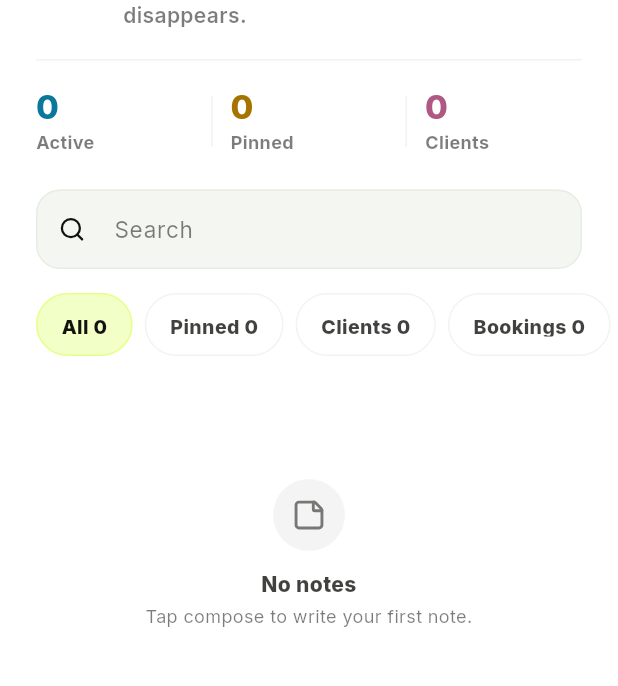
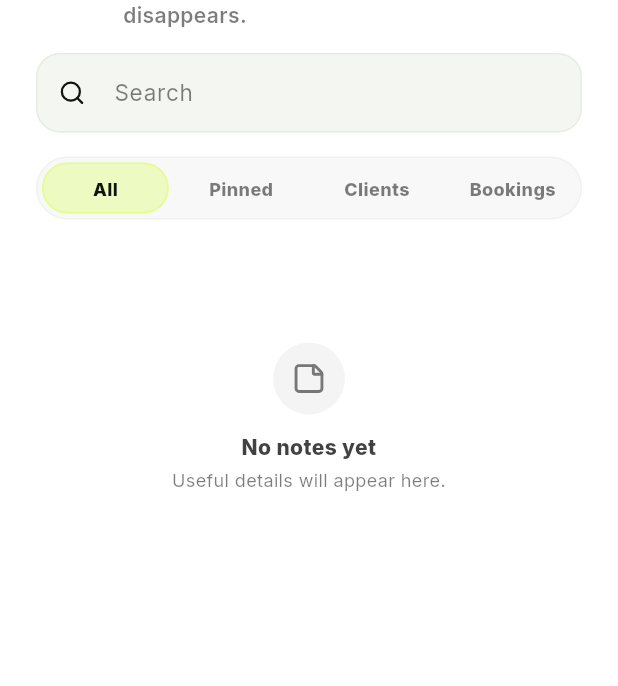
Before and after one commit to Slateapp789/Slate, a Flutter app: the NotesScreen screen opened directly, on a phone screen of 412 x 824 dp, the part 115-801 px from its top. Run offline on Flutter 3.47's test engine with Material 3 defaults, Android fonts, the phone set to English and light mode, and no system bars; our stand-ins replace flutter_riverpod, go_router, google_fonts, lucide_icons, shared_preferences, supabase_flutter; accounts and stored records are empty; network calls fail; statements that could not run were skipped.

Commit message:
Refine notes workspace

```diff
--- a/lib/features/notes/notes_screen.dart
+++ b/lib/features/notes/notes_screen.dart
@@ -68,11 +68,6 @@ class _NotesScreenState extends ConsumerState<NotesScreen> {
   @override
   Widget build(BuildContext context) {
     final notes = ref.watch(allNotesProvider);
-    final noteStats = notes.maybeWhen(
-      data: (items) => _NoteStats.from(items),
-      orElse: () =>
-          const _NoteStats(active: 0, pinned: 0, clients: 0, bookings: 0),
-    );
 
     return Scaffold(
       backgroundColor: AppColors.bg,
@@ -112,23 +107,6 @@ class _NotesScreenState extends ConsumerState<NotesScreen> {
                         ),
                         onTap: () => _openEditor(),
                       ),
-                      metrics: [
-                        WorkloopMetricItem(
-                          value: '${noteStats.active}',
-                          label: 'Active',
-                          color: AppColors.modNotes,
-                        ),
-                        WorkloopMetricItem(
-                          value: '${noteStats.pinned}',
-                          label: 'Pinned',
-                          color: AppColors.warning,
-                        ),
-                        WorkloopMetricItem(
-                          value: '${noteStats.clients}',
-                          label: 'Clients',
-                          color: AppColors.modTasks,
-                        ),
-                      ],
                     ),
                   ),
                 ],
@@ -148,9 +126,8 @@ class _NotesScreenState extends ConsumerState<NotesScreen> {
             ),
             const SizedBox(height: AppSpacing.md),
             notes.maybeWhen(
-              data: (data) => _NoteFilterRail(
+              data: (_) => _NoteFilterRail(
                 selected: _filter,
-                stats: _NoteStats.from(data),
                 onChanged: (value) => setState(() => _filter = value),
               ),
               orElse: () => const SizedBox.shrink(),
@@ -217,65 +194,25 @@ class _NotesScreenState extends ConsumerState<NotesScreen> {
   }
 }
 
-class _NoteStats {
-  final int active;
-  final int pinned;
-  final int clients;
-  final int bookings;
-
-  const _NoteStats({
-    required this.active,
-    required this.pinned,
-    required this.clients,
-    required this.bookings,
-  });
-
-  factory _NoteStats.from(List<SlateNote> notes) {
-    return _NoteStats(
-      active: notes.length,
-      pinned: notes.where((note) => note.pinned).length,
-      clients: notes.where((note) => note.contactId != null).length,
-      bookings: notes.where((note) => note.appointmentId != null).length,
-    );
-  }
-}
-
 class _NoteFilterRail extends StatelessWidget {
   final _NoteFilter selected;
-  final _NoteStats stats;
   final ValueChanged<_NoteFilter> onChanged;
 
-  const _NoteFilterRail({
-    required this.selected,
-    required this.stats,
-    required this.onChanged,
-  });
+  const _NoteFilterRail({required this.selected, required this.onChanged});
 
   @override
   Widget build(BuildContext context) {
-    return SizedBox(
-      height: 42,
-      child: ListView(
-        scrollDirection: Axis.horizontal,
-        padding: const EdgeInsets.symmetric(horizontal: AppSpacing.pageX),
-        children: [
-          _chip(_NoteFilter.all, 'All', stats.active),
-          _chip(_NoteFilter.pinned, 'Pinned', stats.pinned),
-          _chip(_NoteFilter.clients, 'Clients', stats.clients),
-          _chip(_NoteFilter.bookings, 'Bookings', stats.bookings),
+    return Padding(
+      padding: const EdgeInsets.symmetric(horizontal: AppSpacing.pageX),
+      child: WorkloopSegmentedControl<_NoteFilter>(
+        selected: selected,
+        onChanged: onChanged,
+        segments: const [
+          WorkloopSegment(value: _NoteFilter.all, label: 'All'),
+          WorkloopSegment(value: _NoteFilter.pinned, label: 'Pinned'),
+          WorkloopSegment(value: _NoteFilter.clients, label: 'Clients'),
+          WorkloopSegment(value: _NoteFilter.bookings, label: 'Bookings'),
         ],
-      ),
-    );
-  }
-
-  Widget _chip(_NoteFilter value, String label, int count) {
-    final active = selected == value;
-    return Padding(
-      padding: const EdgeInsets.only(right: AppSpacing.xs),
-      child: WorkloopFilterChip(
-        label: '$label $count',
-        selected: active,
-        onTap: () => onChanged(value),
       ),
     );
   }
@@ -316,10 +253,10 @@ class _NotesList extends StatelessWidget {
               padding: const EdgeInsets.only(top: 42),
               child: WorkloopEmptyState(
                 icon: LucideIcons.stickyNote,
-                title: hasSearch ? 'No matching notes' : 'No notes',
+                title: hasSearch ? 'No matching notes' : 'No notes yet',
                 subtitle: hasSearch
                     ? 'Try a different search term.'
-                    : 'Tap compose to write your first note.',
+                    : 'Useful details will appear here.',
               ),
             )
           else ...[
@@ -348,16 +285,8 @@ class _NoteDateHeader extends StatelessWidget {
   @override
   Widget build(BuildContext context) {
     return Padding(
-      padding: const EdgeInsets.fromLTRB(2, 0, 2, AppSpacing.sm),
-      child: Text(
-        label,
-        style: const TextStyle(
-          color: AppColors.t1,
-          fontSize: 24,
-          fontWeight: FontWeight.w800,
-          letterSpacing: 0,
-        ),
-      ),
+      padding: const EdgeInsets.only(bottom: AppSpacing.xs),
+      child: WorkloopSectionHeader(label: label),
     );
   }
 }
@@ -398,10 +327,14 @@ class _NoteListRow extends StatelessWidget {
     return WorkloopListRow(
       onTap: () => onOpen(note),
       padding: const EdgeInsets.symmetric(vertical: AppSpacing.sm),
-      leading: Icon(
-        note.pinned ? LucideIcons.pin : LucideIcons.fileText,
-        size: 17,
-        color: note.pinned ? AppColors.accentPrimary : AppColors.t3,
+      leading: SizedBox(
+        width: 28,
+        height: 28,
+        child: Icon(
+          note.pinned ? LucideIcons.pin : LucideIcons.fileText,
+          size: 16,
+          color: note.pinned ? AppColors.accentPrimary : AppColors.t3,
+        ),
       ),
       title: Text(
         title,
@@ -409,8 +342,8 @@ class _NoteListRow extends StatelessWidget {
         overflow: TextOverflow.ellipsis,
         style: const TextStyle(
           color: AppColors.t1,
-          fontSize: 16,
-          fontWeight: FontWeight.w900,
+          fontSize: 15,
+          fontWeight: FontWeight.w800,
         ),
       ),
       subtitle: Column(
@@ -435,8 +368,7 @@ class _NoteListRow extends StatelessWidget {
               height: 1.3,
             ),
           ),
-          if (note.clientName != null) ...[
-            const SizedBox(height: AppSpacing.xxs),
+          if (note.clientName != null)
             Text(
               note.clientName!,
               maxLines: 1,
@@ -444,10 +376,9 @@ class _NoteListRow extends StatelessWidget {
               style: const TextStyle(
                 color: AppColors.t3,
                 fontSize: 12,
-                fontWeight: FontWeight.w700,
+                fontWeight: FontWeight.w600,
               ),
             ),
-          ],
         ],
       ),
       trailing: const Icon(
@@ -1076,44 +1007,39 @@ class _NoteFormatToolbar extends StatelessWidget {
 
   @override
   Widget build(BuildContext context) {
-    return SlateSurface(
-      padding: const EdgeInsets.symmetric(
-        horizontal: AppSpacing.xs,
-        vertical: AppSpacing.xs,
-      ),
-      color: AppColors.bgRaised.withValues(alpha: 0.96),
-      borderColor: AppColors.t1.withValues(alpha: 0.08),
-      radius: AppRadius.pill,
-      elevated: true,
-      child: Row(
-        children: [
-          Expanded(
-            child: _FormatButton(
+    return DecoratedBox(
+      decoration: BoxDecoration(
+        border: Border(
+          top: BorderSide(color: AppColors.t1.withValues(alpha: 0.07)),
+        ),
+      ),
+      child: Padding(
+        padding: const EdgeInsets.only(top: AppSpacing.xs),
+        child: Row(
+          mainAxisAlignment: MainAxisAlignment.center,
+          children: [
+            _FormatButton(
               icon: LucideIcons.checkSquare,
               label: 'Checklist',
               active: checklistActive,
               onTap: onChecklist,
             ),
-          ),
-          const SizedBox(width: AppSpacing.xs),
-          Expanded(
-            child: _FormatButton(
+            const SizedBox(width: AppSpacing.md),
+            _FormatButton(
               icon: LucideIcons.list,
               label: 'Bullets',
               active: bulletActive,
               onTap: onBullet,
             ),
-          ),
-          const SizedBox(width: AppSpacing.xs),
-          Expanded(
-            child: _FormatButton(
+            const SizedBox(width: AppSpacing.md),
+            _FormatButton(
               icon: LucideIcons.link,
               label: 'Link',
               active: false,
               onTap: onLink,
             ),
-          ),
-        ],
+          ],
+        ),
       ),
     );
   }
@@ -1142,43 +1068,22 @@ class _FormatButton extends StatelessWidget {
         selected: active,
         child: InkWell(
           onTap: onTap,
-          borderRadius: BorderRadius.circular(AppRadius.pill),
+          borderRadius: BorderRadius.circular(AppRadius.md),
           child: AnimatedContainer(
             duration: AppMotion.fast,
             curve: AppMotion.curve,
-            height: 42,
-            padding: const EdgeInsets.symmetric(horizontal: AppSpacing.xs),
+            width: 44,
+            height: 44,
             decoration: BoxDecoration(
-              color: active ? AppColors.slateDim : Colors.transparent,
-              borderRadius: BorderRadius.circular(AppRadius.pill),
-              border: Border.all(
-                color: active
-                    ? AppColors.slateLight.withValues(alpha: 0.35)
-                    : AppColors.t1.withValues(alpha: 0.07),
-              ),
-            ),
-            child: Row(
-              mainAxisAlignment: MainAxisAlignment.center,
-              children: [
-                Icon(
-                  icon,
-                  size: 18,
-                  color: active ? AppColors.slateLight : AppColors.t2,
-                ),
-                const SizedBox(width: AppSpacing.xxs),
-                Flexible(
-                  child: Text(
-                    label,
-                    maxLines: 1,
-                    overflow: TextOverflow.ellipsis,
-                    style: TextStyle(
-                      color: active ? AppColors.slateLight : AppColors.t2,
-                      fontSize: 12,
-                      fontWeight: FontWeight.w800,
-                    ),
-                  ),
-                ),
-              ],
+              color: active
+                  ? AppColors.modNotes.withValues(alpha: 0.12)
+                  : Colors.transparent,
+              borderRadius: BorderRadius.circular(AppRadius.md),
+            ),
+            child: Icon(
+              icon,
+              size: 19,
+              color: active ? AppColors.modNotes : AppColors.t2,
             ),
           ),
         ),
```
